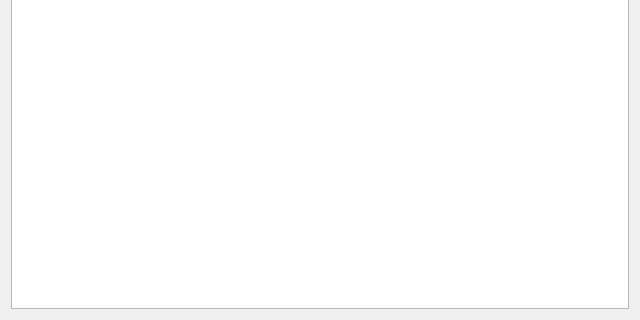
First picture: the form in information_user.ui, repository whatever125/azot, before the edit; both pictures show x 0 to 640 and y 160 to 480 of the 640 by 480 pixel window.
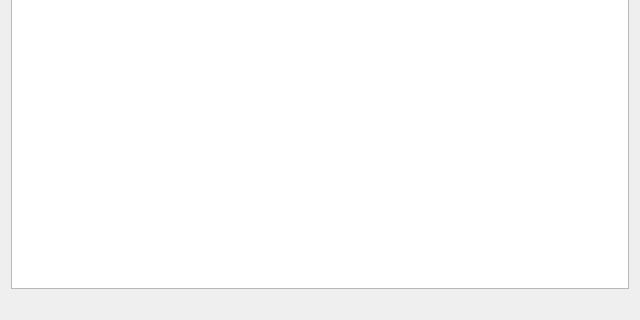
Second picture: the form after the edit. Icons and pictures are not drawn.

```diff
--- a/information_user.ui
+++ b/information_user.ui
@@ -34,6 +34,13 @@
      </property>
     </widget>
    </item>
+   <item>
+    <widget class="QLabel" name="error">
+     <property name="text">
+      <string/>
+     </property>
+    </widget>
+   </item>
   </layout>
  </widget>
  <resources/>
```
